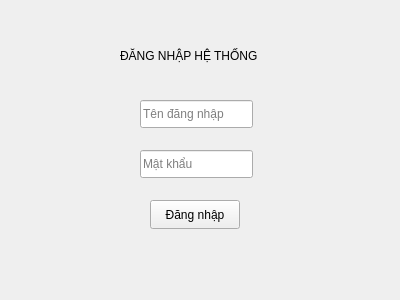
Old version of the form src/LoginWindow.ui in the repository QnTIie2409/CNPM-GROUP03.
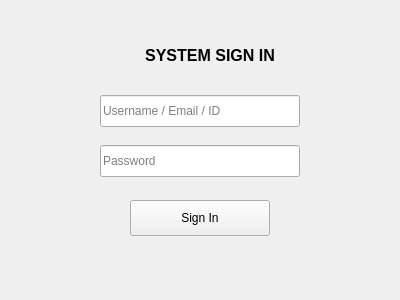
New version of the form.

```diff
--- a/src/LoginWindow.ui
+++ b/src/LoginWindow.ui
@@ -16,39 +16,48 @@
   <widget class="QLabel" name="label">
    <property name="geometry">
     <rect>
-     <x>120</x>
+     <x>100</x>
      <y>30</y>
-     <width>201</width>
+     <width>220</width>
      <height>51</height>
     </rect>
    </property>
+   <property name="font">
+    <font>
+     <pointsize>12</pointsize>
+     <bold>true</bold>
+    </font>
+   </property>
    <property name="text">
-    <string>ĐĂNG NHẬP HỆ THỐNG</string>
+    <string>SYSTEM SIGN IN</string>
+   </property>
+   <property name="alignment">
+    <set>Qt::AlignCenter</set>
    </property>
   </widget>
   <widget class="QLineEdit" name="txtUsername">
    <property name="geometry">
     <rect>
-     <x>140</x>
-     <y>100</y>
-     <width>113</width>
-     <height>28</height>
+     <x>100</x>
+     <y>95</y>
+     <width>200</width>
+     <height>32</height>
     </rect>
    </property>
    <property name="text">
     <string/>
    </property>
    <property name="placeholderText">
-    <string>Tên đăng nhập</string>
+    <string>Username / Email / ID</string>
    </property>
   </widget>
   <widget class="QLineEdit" name="txtPassword">
    <property name="geometry">
     <rect>
-     <x>140</x>
-     <y>150</y>
-     <width>113</width>
-     <height>28</height>
+     <x>100</x>
+     <y>145</y>
+     <width>200</width>
+     <height>32</height>
     </rect>
    </property>
    <property name="text">
@@ -58,20 +67,20 @@
     <enum>QLineEdit::EchoMode::Password</enum>
    </property>
    <property name="placeholderText">
-    <string>Mật khẩu</string>
+    <string>Password</string>
    </property>
   </widget>
   <widget class="QPushButton" name="btnLogin">
    <property name="geometry">
     <rect>
-     <x>150</x>
+     <x>130</x>
      <y>200</y>
-     <width>90</width>
-     <height>29</height>
+     <width>140</width>
+     <height>36</height>
     </rect>
    </property>
    <property name="text">
-    <string>Đăng nhập</string>
+    <string>Sign In</string>
    </property>
   </widget>
  </widget>
```
Left out of the diff: 2 changed lines with no effect on the pictures.
